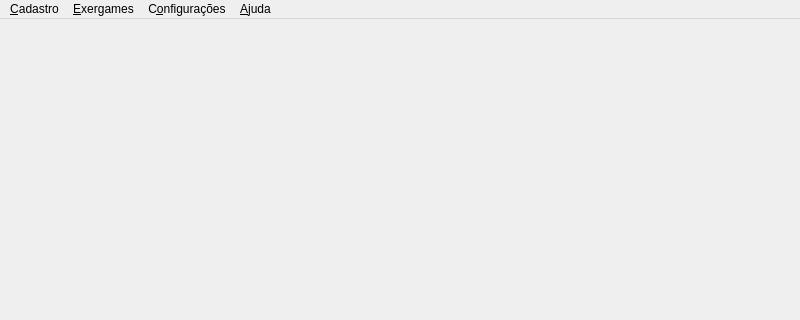
This is resources/ui/mainview.ui in luisEduardoBet/T-TEA2.0 as Qt 5 draws it before an edit; both pictures show x 0 to 800 and y 0 to 320 of the 800 by 600 pixel window. The edited form follows.
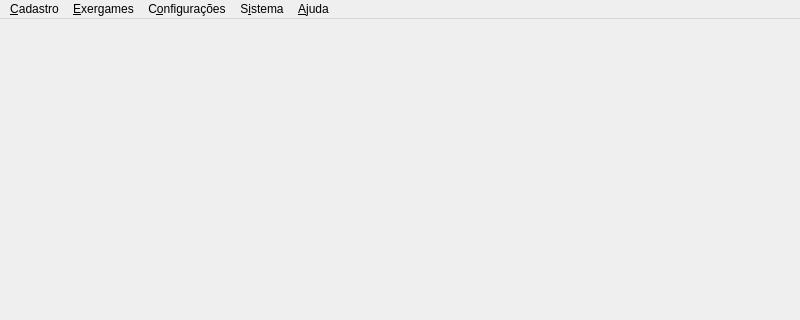
This is the edited form. Icons and pictures are not drawn.

Patch:
```diff
--- a/resources/ui/mainview.ui
+++ b/resources/ui/mainview.ui
@@ -72,6 +72,12 @@
     <addaction name="act_calibration"/>
     <addaction name="separator"/>
    </widget>
+   <widget class="QMenu" name="mnu_system">
+    <property name="title">
+     <string>S&amp;istema</string>
+    </property>
+    <addaction name="act_calibration_parameterization"/>
+   </widget>
    <widget class="QMenu" name="mnu_help">
     <property name="title">
      <string>&amp;Ajuda</string>
@@ -83,6 +89,7 @@
    <addaction name="mnu_file"/>
    <addaction name="mnu_exergames"/>
    <addaction name="mnu_settings"/>
+   <addaction name="mnu_system"/>
    <addaction name="mnu_help"/>
   </widget>
   <action name="act_exit">
```
Left out of the diff: 51 changed lines with no effect on the pictures.
